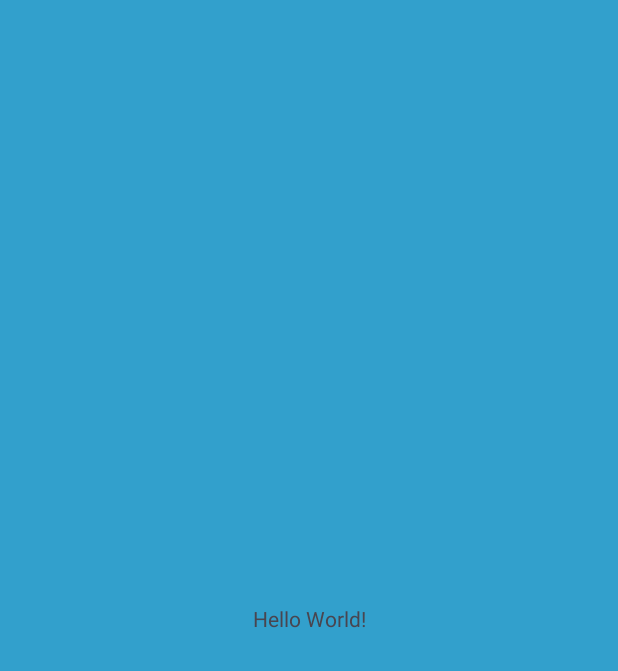
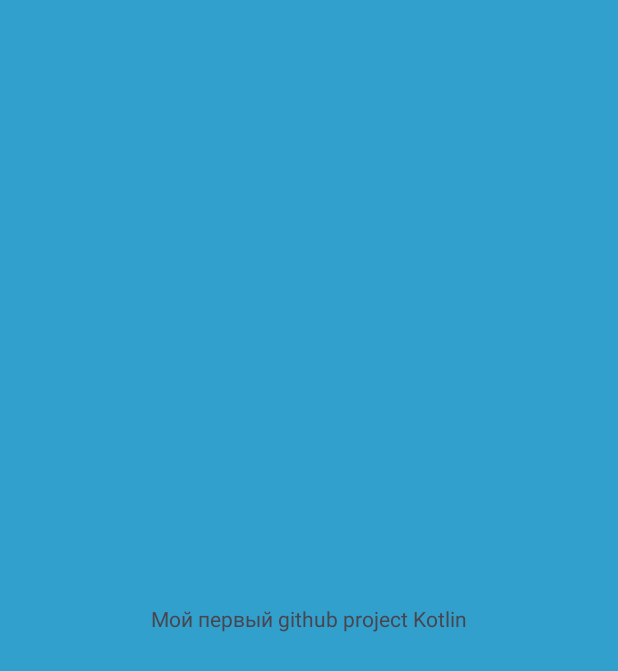
Before and after one commit to Cxatek18/TrainingGitAndroidSt, an Android app: the screen it shows after launch (MainActivity), on a phone screen of 412 x 824 dp. Before the commit the part shown is almost empty. Shown: the top 671 px of the screen. Run offline under Robolectric (Android 15) with nearby library versions, the phone set to English and light mode, and no system bars.

Commit message:
Change main text

```diff
--- a/app/src/main/res/layout/activity_main.xml
+++ b/app/src/main/res/layout/activity_main.xml
@@ -10,7 +10,7 @@
     <TextView
         android:layout_width="wrap_content"
         android:layout_height="wrap_content"
-        android:text="Hello World!"
+        android:text="Мой первый github project Kotlin"
         app:layout_constraintBottom_toBottomOf="parent"
         app:layout_constraintEnd_toEndOf="parent"
         app:layout_constraintStart_toStartOf="parent"
```
